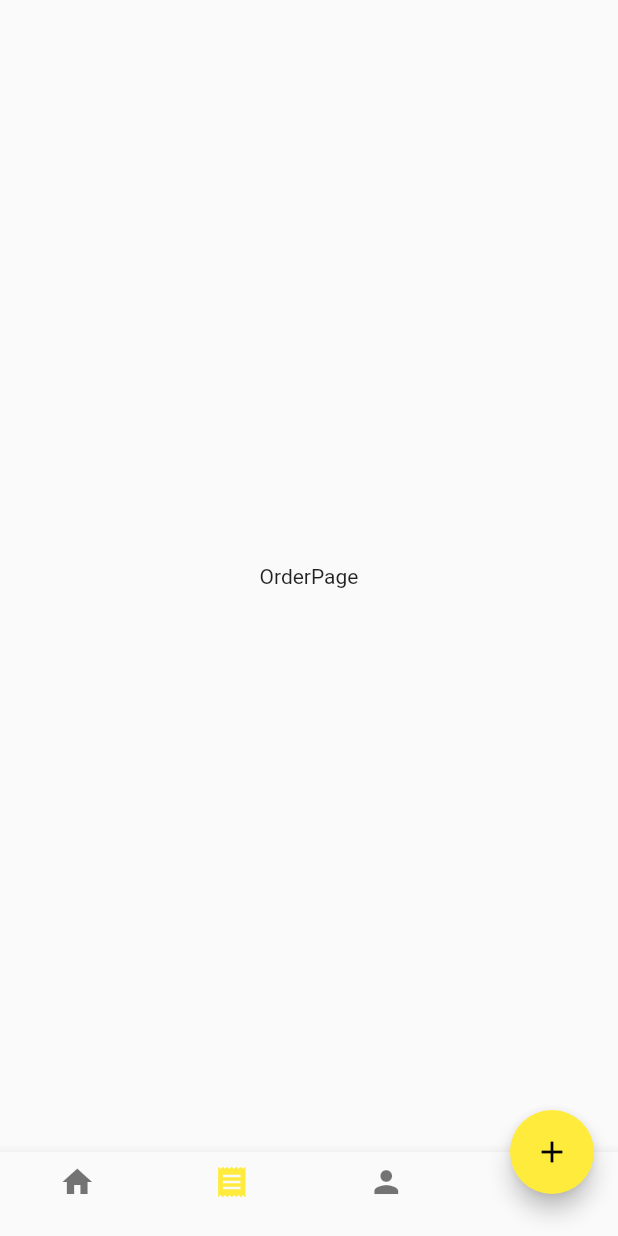
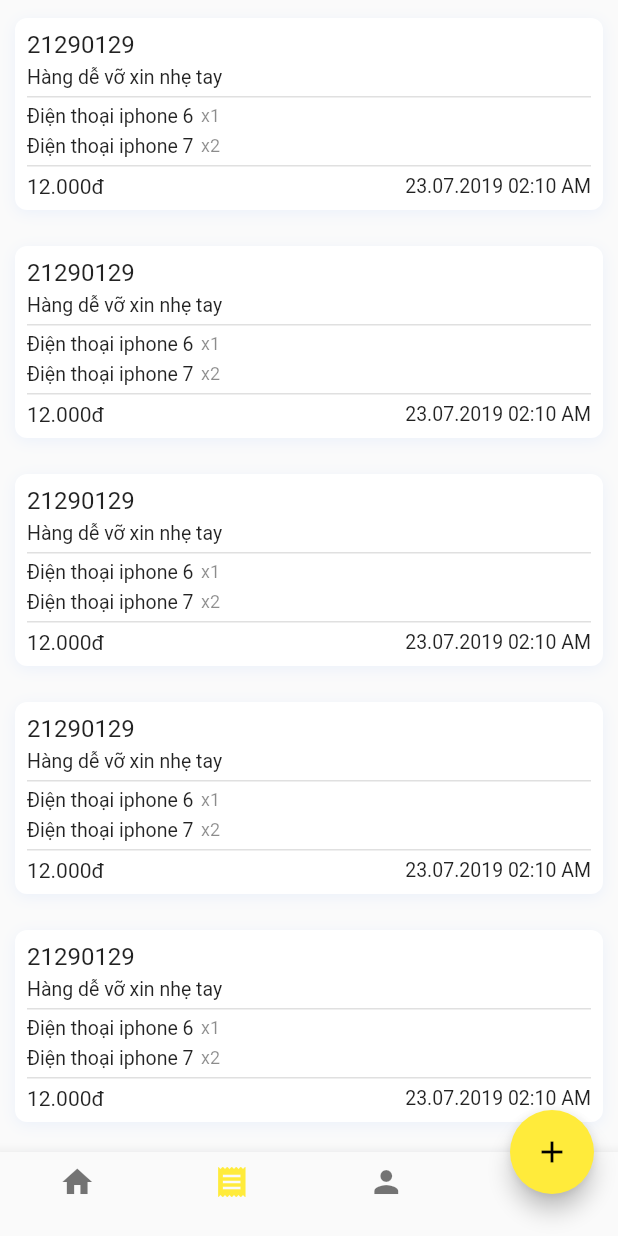
Before and after one commit to duythien0912/buslivery, a Flutter app: the screen it shows after launch, item 2 of the bottom bar chosen, on a phone screen of 412 x 824 dp. Run offline on Flutter 3.47's test engine with Material 2 defaults, Android fonts, the phone set to English and light mode, and no system bars; our stand-ins replace google_maps_flutter.

Commit message:
[Thien] add orderpage content

```diff
--- a/lib/create_success.dart
+++ b/lib/create_success.dart
@@ -24,6 +24,7 @@ class CreateSuccessPage extends StatelessWidget {
                 ),
               ),
               Container(
+                height: 50,
                 width: double.infinity,
                 child: FlatButton(
                   color: Color.fromRGBO(
--- a/lib/main.dart
+++ b/lib/main.dart
@@ -4,6 +4,7 @@ import 'package:flutter/material.dart';
 import 'package:flutter/services.dart';
 
 import 'create_order_page.dart';
+import 'create_success.dart';
 
 void main() {
   runApp(
@@ -111,7 +112,22 @@ class HomePage extends StatelessWidget {
     return Container(
       color: Color.fromRGBO(240, 240, 240, 1),
       child: SafeArea(
-        child: ListView.builder(
+        child: new ListOrder(),
+      ),
+    );
+  }
+}
+
+class ListOrder extends StatelessWidget {
+  const ListOrder({
+    Key key,
+    this.isView = true,
+  }) : super(key: key);
+  final bool isView;
+
+  @override
+  Widget build(BuildContext context) {
+    return ListView.builder(
       itemCount: 6,
       itemBuilder: (BuildContext context, int index) {
         return Padding(
@@ -121,10 +137,28 @@ class HomePage extends StatelessWidget {
             left: 10,
             right: 10,
           ),
+          child: GestureDetector(
+            onTap: () {
+              if (!isView) {
+                Navigator.push(
+                  context,
+                  MaterialPageRoute(
+                    builder: (context) => CreateSuccessPage(),
+                  ),
+                );
+              }
+            },
             child: Container(
               decoration: BoxDecoration(
                 borderRadius: BorderRadius.circular(8.0),
                 color: Colors.white,
+                boxShadow: [
+                  BoxShadow(
+                      color: Color(0x80DCE7FA),
+                      offset: Offset(0.0, 2.0),
+                      blurRadius: 8.0,
+                      spreadRadius: 0.0),
+                ],
               ),
               width: double.infinity,
               padding: const EdgeInsets.all(8.0),
@@ -223,24 +257,70 @@ class HomePage extends StatelessWidget {
                       ),
                     ],
                   ),
-                    // SizedBox(
-                    //   height: 5,
-                    // ),
-                    // Container(
-                    //   width: double.infinity,
-                    //   height: 1,
-                    //   color: Colors.black12,
-                    // ),
-                    // SizedBox(
-                    //   height: 5,
-                    // ),
-                  ],
+                  if (isView)
+                    SizedBox(
+                      height: 5,
                     ),
+                  if (isView)
+                    Container(
+                      width: double.infinity,
+                      height: 1,
+                      color: Colors.black12,
+                    ),
+                  if (isView)
+                    SizedBox(
+                      height: 5,
+                    ),
+                  if (isView)
+                    Row(
+                      crossAxisAlignment: CrossAxisAlignment.start,
+                      mainAxisAlignment: MainAxisAlignment.spaceBetween,
+                      children: <Widget>[
+                        Container(
+                          height: 24,
+                          width: 52,
+                          child: FlatButton(
+                            padding: const EdgeInsets.all(0),
+                            color: Colors.redAccent,
+                            child: Text(
+                              "Hủy",
+                              style: TextStyle(
+                                color: Colors.white,
+                              ),
+                            ),
+                            onPressed: () {},
+                          ),
+                        ),
+                        Container(
+                          height: 24,
+                          width: 52,
+                          child: FlatButton(
+                            padding: const EdgeInsets.all(0),
+                            color: Color.fromRGBO(57, 48, 216, 1),
+                            child: Text(
+                              "Xem",
+                              style: TextStyle(
+                                color: Colors.white,
+                              ),
+                            ),
+                            onPressed: () {
+                              Navigator.push(
+                                context,
+                                MaterialPageRoute(
+                                  builder: (context) => CreateSuccessPage(),
                                 ),
                               );
                             },
                           ),
                         ),
+                      ],
+                    )
+                ],
+              ),
+            ),
+          ),
+        );
+      },
     );
   }
 }
@@ -251,8 +331,8 @@ class OrderPage extends StatelessWidget {
   @override
   Widget build(BuildContext context) {
     return Container(
-      child: Center(
-        child: Text("OrderPage"),
+      child: SafeArea(
+        child: new ListOrder(isView: false),
       ),
     );
   }
--- a/lib/map.dart
+++ b/lib/map.dart
@@ -72,8 +72,8 @@ class _MapWidgetState extends State<MapWidget> {
   Future<void> _createMarkerImageFromAsset(BuildContext context) async {
     if (_markerIcon == null) {
       final ImageConfiguration imageConfiguration =
-          createLocalImageConfiguration(context, size: Size.square(50));
-      BitmapDescriptor.fromAssetImage(imageConfiguration, 'assets/busstop2.jpg')
+          createLocalImageConfiguration(context);
+      BitmapDescriptor.fromAssetImage(imageConfiguration, 'assets/lock.jpg')
           .then(_updateBitmap);
       print("update marker");
     }
--- a/pubspec.yaml
+++ b/pubspec.yaml
@@ -14,7 +14,7 @@ description: A new Flutter project.
 version: 1.0.0+1
 
 environment:
-  sdk: ">=2.2.0 <3.0.0"
+  sdk: ">=2.2.2 <3.0.0"
 
 dependencies:
   flutter:
```
Also changed, not shown: assets/busstop.png, assets/busstop2.jpg (deleted), assets/busstop2.png (added), assets/lock.jpg (added), pubspec.lock. Lines whose indentation alone changed are shown as unchanged.
